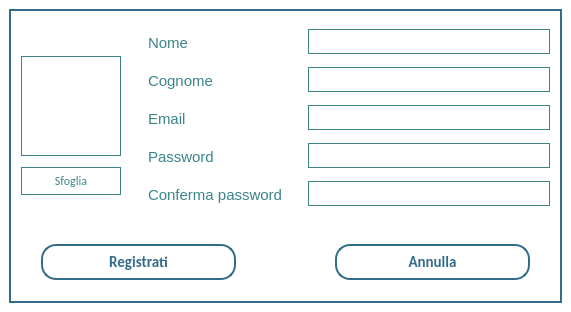
First picture: the form in Client/registrationpage.ui, repository MarcoFlo/Google-Drive, before the edit.
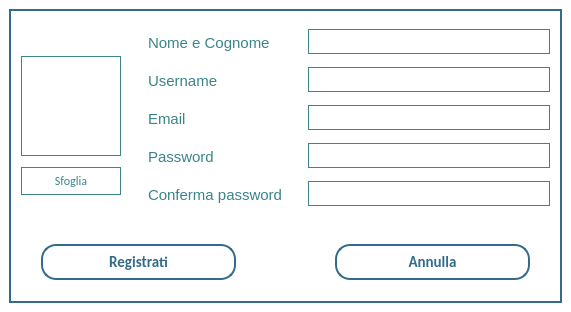
Second picture: the form after the edit.

The edit to the form file:
```diff
--- a/Client/registrationpage.ui
+++ b/Client/registrationpage.ui
@@ -170,7 +170,7 @@
 background-color:none</string>
              </property>
              <property name="text">
-              <string>Nome</string>
+              <string>Nome e Cognome</string>
              </property>
             </widget>
            </item>
@@ -235,7 +235,7 @@
 background-color:none</string>
              </property>
              <property name="text">
-              <string>Cognome</string>
+              <string>Username</string>
              </property>
             </widget>
            </item>
```
Left out of the diff: 14 changed lines with no effect on the pictures.
